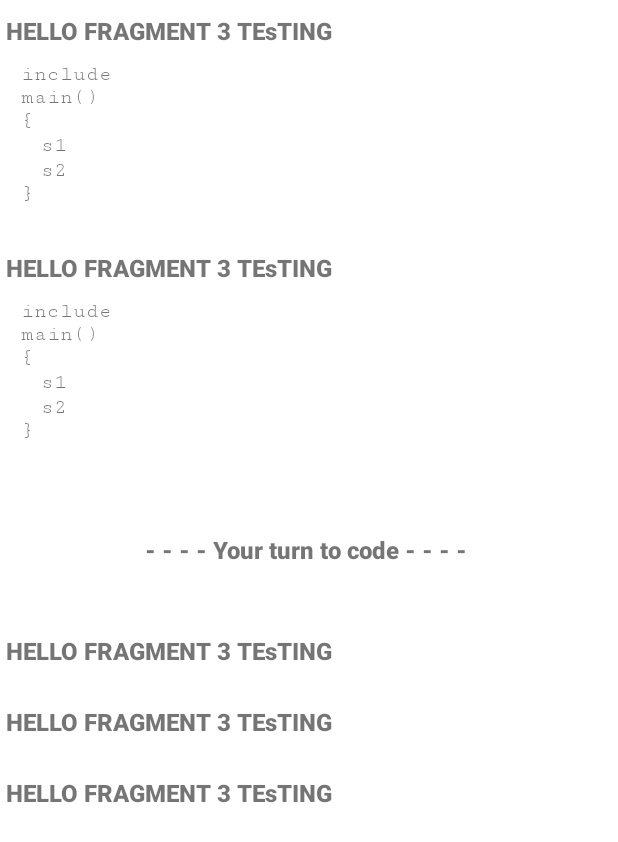
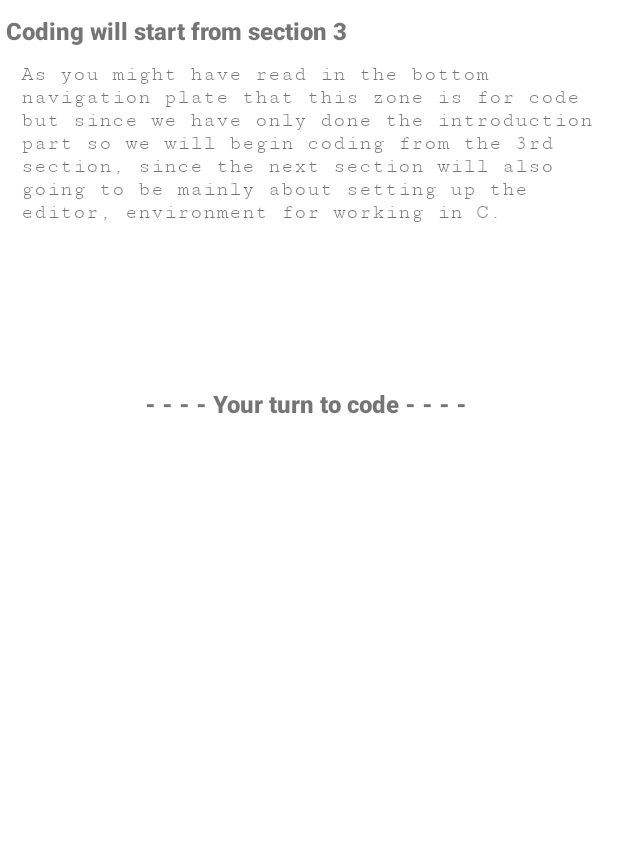
Before and after one commit to sagarbishtx07/C, an Android app: the fragment Third_fragment shown on its own in the app's theme, on a phone screen of 412 x 824 dp. Shown: the top 842 px of the screen. Run offline under Robolectric (Android 15) with nearby library versions, the phone set to English and light mode, and no system bars; libraries missing offline, so code that uses them is left out: com.fortysevenx; 1 statement that could not run was skipped.

Commit message:
commit 2

```diff
--- a/app/src/main/java/com/fortysevenx/C/quest.kt
+++ b/app/src/main/java/com/fortysevenx/C/quest.kt
@@ -4,10 +4,17 @@ object quest{
     fun getQuest():ArrayList<Questions>{
         val quesList = ArrayList<Questions>()
         //0
-            quesList.add(Questions(1,"Q1","op1","op2","op3","op4",2));
-            quesList.add(Questions(2,"Q2","op1","op2","op3","op4",3+4));
-            quesList.add(Questions(3,"Q3","op1","op2","op3","op4",0+8));
-            quesList.add(Questions(4,"Q4","op1","op2","op3","op4",1+12));
+            quesList.add(Questions(1,"Which of these is not a programming language?",
+                "Java","HTML","Unity","Python",2));
+
+            quesList.add(Questions(2,"Which of the following language is preferred for game development? ","Java","C/C++","Python","HTML",1+4));
+
+            quesList.add(Questions(3,"The correct language in the above question, what is the most accurate reason that this language is preferred for game development?",
+                "It is easy to learn.","It does the work in less lines of code.","It is very fast when comes to processing.","It is used to created nice graphics.",2+8));
+
+        quesList.add(Questions(4,"What should be the course of action you should pick as a newbie/beginner in programming.",
+                "Learning lots of programming languages in less time","First Mastering one language then moving to other",
+                "Improving your logic building and implementation of logic in programs that you make","Both 2 and 3",3+12));
 
         //1
             quesList.add(Questions(5,"Q1","op1","op2","op3","op4",3))
--- a/app/src/main/java/com/fortysevenx/C/third_frag.kt
+++ b/app/src/main/java/com/fortysevenx/C/third_frag.kt
@@ -31,6 +31,27 @@ class Third_fragment : Fragment(R.layout.fragment_third_fragment) {
         //val tv = view.findViewById<View>(R.id.tvf3)as TextView
         val bundle = arguments
         val c_id = bundle!!.getInt("mText")
+        var q1=view.findViewById<TextView>(R.id.q1)
+        var q2=view.findViewById<TextView>(R.id.q2)
+        var q3=view.findViewById<TextView>(R.id.q3)
+        var q4=view.findViewById<TextView>(R.id.q4)
+        var q5=view.findViewById<TextView>(R.id.q5)
+        var s1=view.findViewById<TextView>(R.id.c1)
+        var s2=view.findViewById<TextView>(R.id.c2)
+        when(c_id){
+            0->{
+                q1.text=getString(R.string.f3i1q1)
+                s1.text=getString(R.string.f3i1s1)
+                q2.text=getString(R.string.f3i1q2)
+                s2.text=getString(R.string.f3i1s2)
+                q3.text=getString(R.string.f3i1q3)
+                q4.text=getString(R.string.f3i1q4)
+                q5.text=getString(R.string.f3i1q5)
+            }
+            1->{
+
+            }
+        }
         //tv.text="Fragment 3 ${msg.toString()}"
         return view
 }}
--- a/app/src/main/res/values/strings.xml
+++ b/app/src/main/res/values/strings.xml
@@ -2,4 +2,15 @@
     <string name="app_name">C</string>
 <!-- TODO: Remove or change this placeholder text -->
     <string name="hello_blank_fragment">Hello blank fragment</string>
+    <string name="f3i1q1">
+        Coding will start from section 3
+    </string>
+    <string name="f3i1s1">As you might have read in the bottom navigation plate that this zone is for code but since we have only done the introduction
+         part so we will begin coding from the 3rd section, since the next section will also going to be mainly about setting up the editor, environment
+        for working in C.</string>
+    <string name="f3i1q2"> </string>
+    <string name="f3i1s2"> </string>
+    <string name="f3i1q3"> </string>
+    <string name="f3i1q4"> </string>
+    <string name="f3i1q5"> </string>
 </resources>
```
